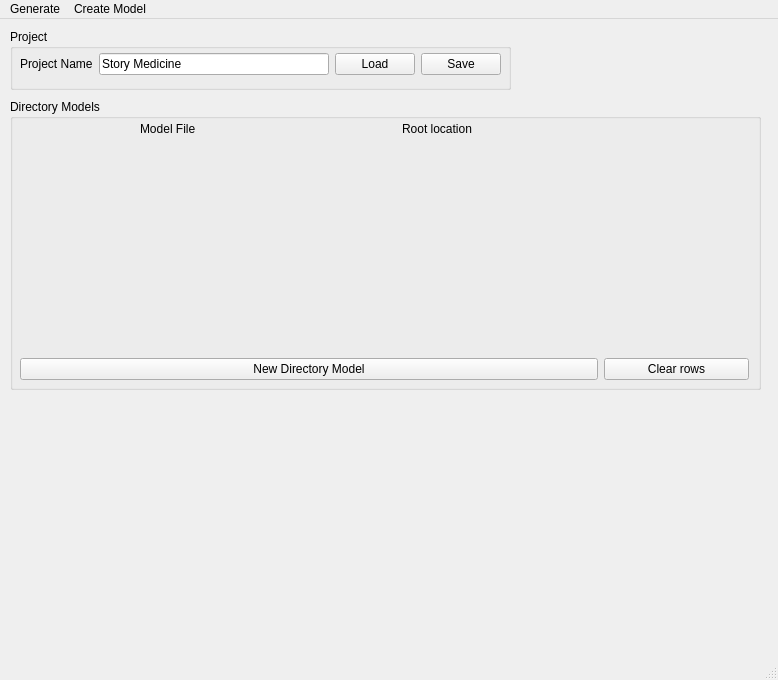
Old version of the form PipelineScript/ui/pipelineToolQT.ui in the repository mmelkumyan/PipelineStructureTool.
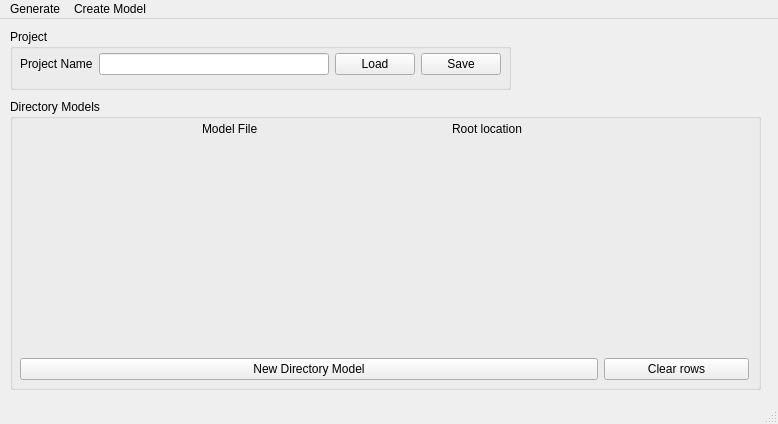
New version of the form.

```diff
--- a/PipelineScript/ui/pipelineToolQT.ui
+++ b/PipelineScript/ui/pipelineToolQT.ui
@@ -7,7 +7,7 @@
     <x>0</x>
     <y>0</y>
     <width>778</width>
-    <height>680</height>
+    <height>424</height>
    </rect>
   </property>
   <property name="mouseTracking">
@@ -51,7 +51,7 @@
           </property>
           <property name="sizeHint" stdset="0">
            <size>
-            <width>120</width>
+            <width>182</width>
             <height>20</height>
            </size>
           </property>
@@ -74,7 +74,7 @@
           </property>
           <property name="sizeHint" stdset="0">
            <size>
-            <width>200</width>
+            <width>188</width>
             <height>20</height>
            </size>
           </property>
@@ -187,7 +187,10 @@
       <item row="1" column="1">
        <widget class="QLineEdit" name="projectNameText">
         <property name="text">
-         <string>Story Medicine</string>
+         <string/>
+        </property>
+        <property name="placeholderText">
+         <string/>
         </property>
        </widget>
       </item>
```
